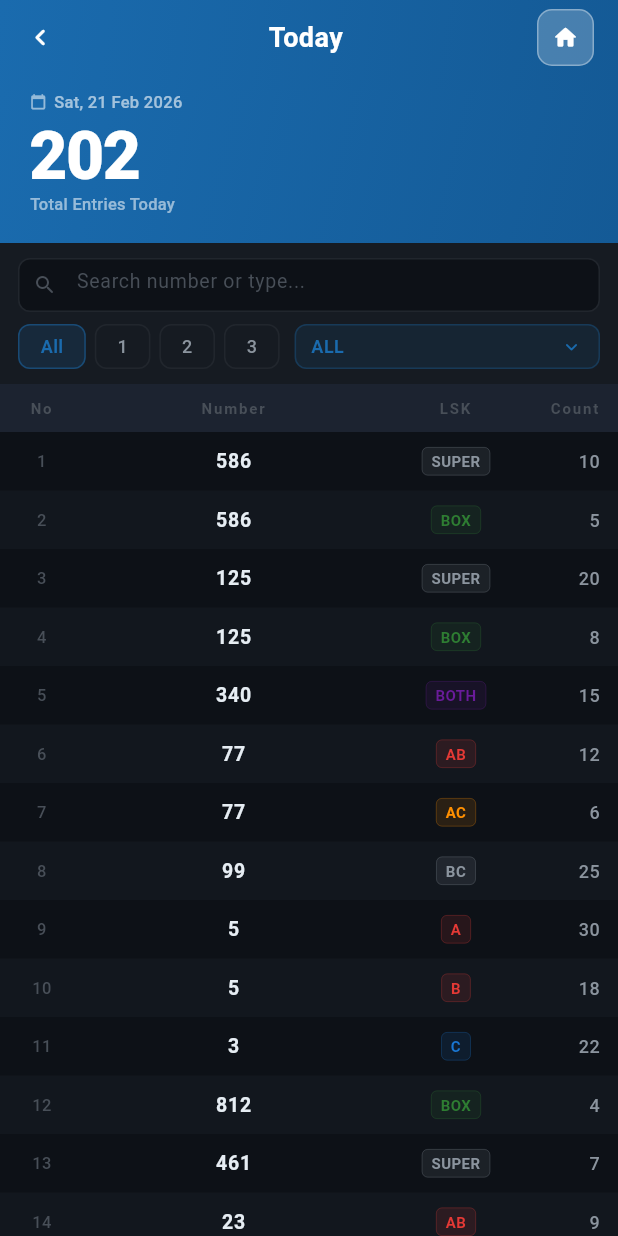
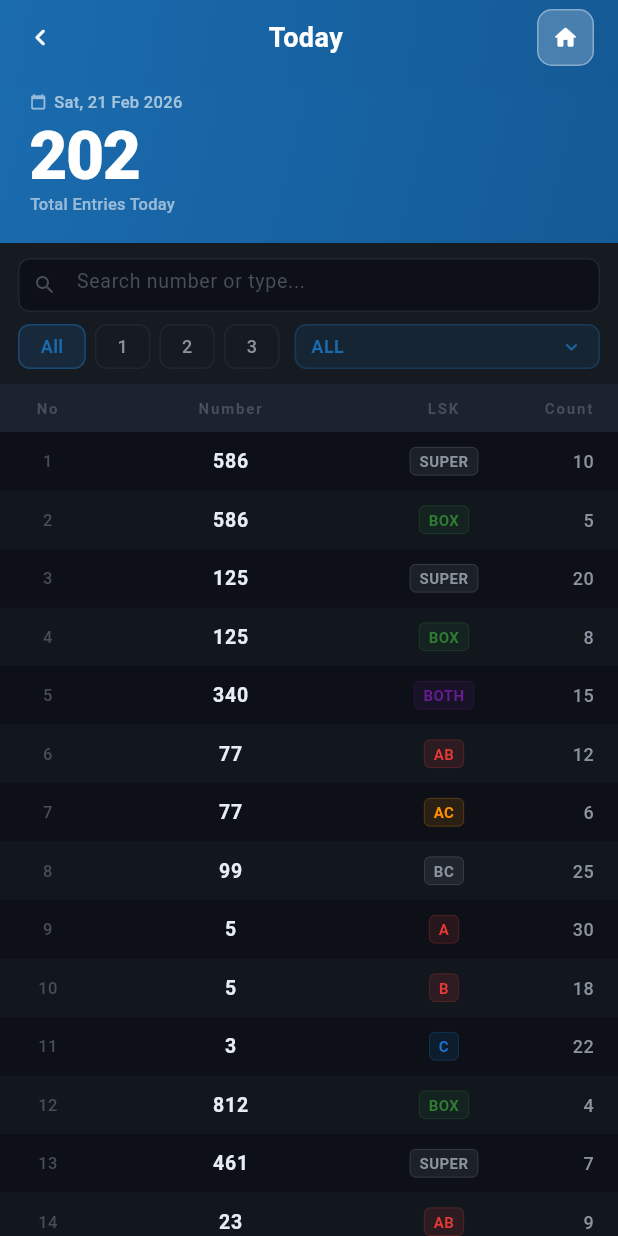
Before and after one commit to clevrf0x/flow_admin_mobile, a Flutter app: the TodayScreen screen opened directly with empty values, on a phone screen of 412 x 824 dp. Run offline on Flutter 3.47's test engine with Material 3 defaults, Android fonts, the phone set to English and light mode, and no system bars; our stand-ins replace go_router.

Commit message:
Increase Today screen table horizontal padding for readability
- Header and data rows: horizontal padding 12 → 16px
- Count column width: 60 → 64px (matches wider padding, number no longer
  touches right edge)

Co-Authored-By: Claude Opus 4.6 <noreply@anthropic.com>

```diff
--- a/lib/screens/today/today_screen.dart
+++ b/lib/screens/today/today_screen.dart
@@ -222,13 +222,13 @@ class _TodayScreenState extends State<TodayScreen> {
           // Table header row
           Container(
             color: AppColors.dashboardSurface2,
-            padding: const EdgeInsets.symmetric(horizontal: 12, vertical: 9),
+            padding: const EdgeInsets.symmetric(horizontal: 16, vertical: 9),
             child: Row(
               children: [
                 _headerCell('No', 32, TextAlign.center),
                 _headerCell('Number', 0, TextAlign.center, flex: true),
                 _headerCell('LSK', 72, TextAlign.center),
-                _headerCell('Count', 60, TextAlign.right),
+                _headerCell('Count', 64, TextAlign.right),
               ],
             ),
           ),
@@ -245,7 +245,7 @@ class _TodayScreenState extends State<TodayScreen> {
                     ? AppColors.dashboardBg
                     : AppColors.dashboardSurface.withOpacity(0.6),
                 padding:
-                    const EdgeInsets.symmetric(horizontal: 12, vertical: 10),
+                    const EdgeInsets.symmetric(horizontal: 16, vertical: 10),
                 child: Row(
                   children: [
                     // No
@@ -304,7 +304,7 @@ class _TodayScreenState extends State<TodayScreen> {
                     ),
                     // Count
                     SizedBox(
-                      width: 60,
+                      width: 64,
                       child: Text(
                         '${entry.count}',
                         textAlign: TextAlign.right,
```
